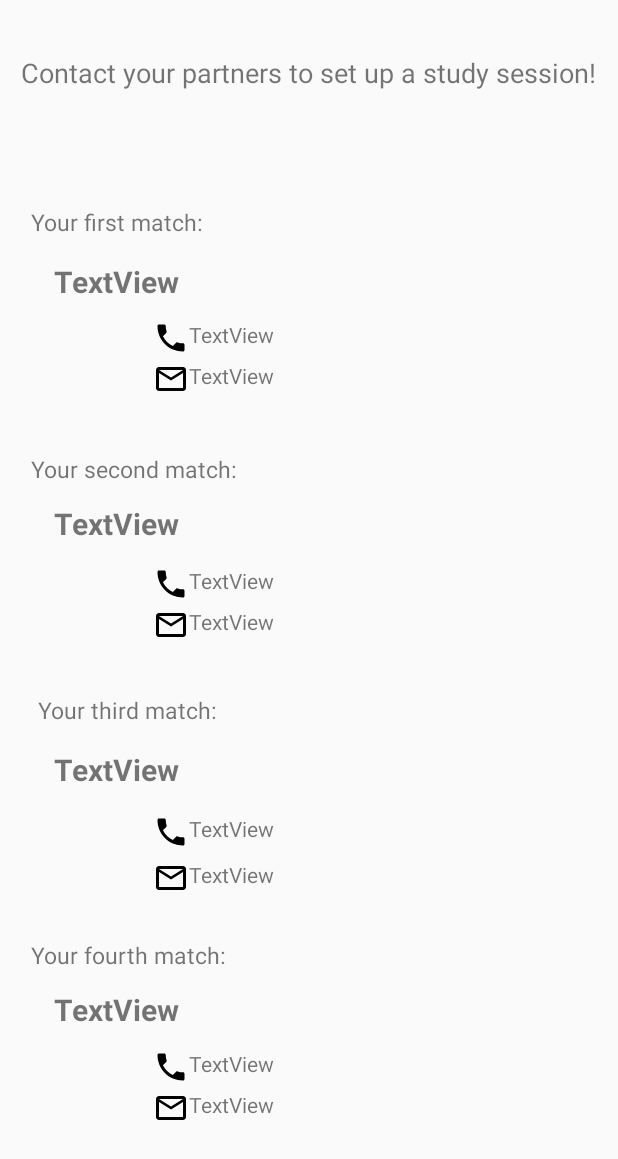
After one commit to SuspiciousMango/Qu, an Android app: the layout activity_matchedlist.xml on its own in the app's theme, with its tools: preview values and no code run, on a phone screen of 412 x 824 dp. The commit adds this screen. Shown: the top 1159 px of the screen. Run offline under Robolectric (Android 15) with nearby library versions, the phone set to English and light mode, and no system bars.

Commit message:
Matched page created

```diff
--- /dev/null
+++ b/app/src/main/res/drawable/ic_mail_outline_black_24dp.xml
@@ -0,0 +1,9 @@
+<vector xmlns:android="http://schemas.android.com/apk/res/android"
+        android:width="24dp"
+        android:height="24dp"
+        android:viewportWidth="24.0"
+        android:viewportHeight="24.0">
+    <path
+        android:fillColor="#FF000000"
+        android:pathData="M20,4L4,4c-1.1,0 -1.99,0.9 -1.99,2L2,18c0,1.1 0.9,2 2,2h16c1.1,0 2,-0.9 2,-2L22,6c0,-1.1 -0.9,-2 -2,-2zM20,18L4,18L4,8l8,5 8,-5v10zM12,11L4,6h16l-8,5z"/>
+</vector>
--- /dev/null
+++ b/app/src/main/res/drawable/ic_phone_black_24dp.xml
@@ -0,0 +1,9 @@
+<vector xmlns:android="http://schemas.android.com/apk/res/android"
+        android:width="24dp"
+        android:height="24dp"
+        android:viewportWidth="24.0"
+        android:viewportHeight="24.0">
+    <path
+        android:fillColor="#FF000000"
+        android:pathData="M6.62,10.79c1.44,2.83 3.76,5.14 6.59,6.59l2.2,-2.2c0.27,-0.27 0.67,-0.36 1.02,-0.24 1.12,0.37 2.33,0.57 3.57,0.57 0.55,0 1,0.45 1,1V20c0,0.55 -0.45,1 -1,1 -9.39,0 -17,-7.61 -17,-17 0,-0.55 0.45,-1 1,-1h3.5c0.55,0 1,0.45 1,1 0,1.25 0.2,2.45 0.57,3.57 0.11,0.35 0.03,0.74 -0.25,1.02l-2.2,2.2z"/>
+</vector>
--- /dev/null
+++ b/app/src/main/res/layout/activity_matchedlist.xml
@@ -0,0 +1,233 @@
+<?xml version="1.0" encoding="utf-8"?>
+<androidx.constraintlayout.widget.ConstraintLayout
+    xmlns:android="http://schemas.android.com/apk/res/android"
+    xmlns:app="http://schemas.android.com/apk/res-auto"
+    xmlns:tools="http://schemas.android.com/tools"
+    android:layout_width="match_parent"
+    android:layout_height="match_parent">
+
+    <TextView
+        android:id="@+id/matched_intro"
+        android:layout_width="384dp"
+        android:layout_height="46dp"
+        android:text="@string/matched_page_intro"
+        android:textSize="18dp"
+        app:layout_constraintBottom_toBottomOf="parent"
+        app:layout_constraintEnd_toEndOf="parent"
+        app:layout_constraintStart_toStartOf="parent"
+        app:layout_constraintTop_toTopOf="parent"
+        app:layout_constraintVertical_bias="0.046" />
+
+
+    <TextView
+        android:id="@+id/textView21"
+        android:layout_width="wrap_content"
+        android:layout_height="wrap_content"
+        android:text="@string/match_first"
+        android:textSize="15dp"
+        app:layout_constraintBottom_toBottomOf="parent"
+        app:layout_constraintEnd_toEndOf="parent"
+        app:layout_constraintHorizontal_bias="0.07"
+        app:layout_constraintStart_toStartOf="parent"
+        app:layout_constraintTop_toTopOf="parent"
+        app:layout_constraintVertical_bias="0.171" />
+
+    <TextView
+        android:id="@+id/textView22"
+        android:layout_width="wrap_content"
+        android:layout_height="wrap_content"
+        android:text="@string/match_second"
+        android:textSize="15dp"
+        app:layout_constraintBottom_toBottomOf="parent"
+        app:layout_constraintEnd_toEndOf="parent"
+        app:layout_constraintHorizontal_bias="0.075"
+        app:layout_constraintStart_toStartOf="parent"
+        app:layout_constraintTop_toTopOf="parent"
+        app:layout_constraintVertical_bias="0.376" />
+
+    <TextView
+        android:id="@+id/textView23"
+        android:layout_width="wrap_content"
+        android:layout_height="wrap_content"
+        android:text="@string/match_third"
+        android:textSize="15dp"
+        app:layout_constraintBottom_toBottomOf="parent"
+        app:layout_constraintEnd_toEndOf="parent"
+        app:layout_constraintHorizontal_bias="0.087"
+        app:layout_constraintStart_toStartOf="parent"
+        app:layout_constraintTop_toTopOf="parent"
+        app:layout_constraintVertical_bias="0.576" />
+
+    <TextView
+        android:id="@+id/first_matched_name"
+        android:layout_width="wrap_content"
+        android:layout_height="wrap_content"
+        android:text="TextView"
+        android:textSize="20dp"
+        android:textStyle="bold"
+        app:layout_constraintBottom_toBottomOf="parent"
+        app:layout_constraintEnd_toEndOf="parent"
+        app:layout_constraintHorizontal_bias="0.11"
+        app:layout_constraintStart_toStartOf="parent"
+        app:layout_constraintTop_toTopOf="parent"
+        app:layout_constraintVertical_bias="0.218" />
+
+    <TextView
+        android:id="@+id/second_matched_name"
+        android:layout_width="wrap_content"
+        android:layout_height="wrap_content"
+        android:text="TextView"
+        android:textSize="20dp"
+        android:textStyle="bold"
+        app:layout_constraintBottom_toBottomOf="parent"
+        app:layout_constraintEnd_toEndOf="parent"
+        app:layout_constraintHorizontal_bias="0.11"
+        app:layout_constraintStart_toStartOf="parent"
+        app:layout_constraintTop_toTopOf="parent"
+        app:layout_constraintVertical_bias="0.421" />
+
+    <TextView
+        android:id="@+id/third_matched_name"
+        android:layout_width="wrap_content"
+        android:layout_height="wrap_content"
+        android:text="TextView"
+        android:textSize="20dp"
+        android:textStyle="bold"
+        app:layout_constraintBottom_toBottomOf="parent"
+        app:layout_constraintEnd_toEndOf="parent"
+        app:layout_constraintHorizontal_bias="0.11"
+        app:layout_constraintStart_toStartOf="parent"
+        app:layout_constraintTop_toTopOf="parent"
+        app:layout_constraintVertical_bias="0.627" />
+
+    <TextView
+        android:id="@+id/fourth_matched_name"
+        android:layout_width="wrap_content"
+        android:layout_height="wrap_content"
+        android:text="TextView"
+        android:textSize="20dp"
+        android:textStyle="bold"
+        app:layout_constraintBottom_toBottomOf="parent"
+        app:layout_constraintEnd_toEndOf="parent"
+        app:layout_constraintHorizontal_bias="0.11"
+        app:layout_constraintStart_toStartOf="parent"
+        app:layout_constraintTop_toTopOf="parent"
+        app:layout_constraintVertical_bias="0.828" />
+
+    <TextView
+        android:id="@+id/textView24"
+        android:layout_width="wrap_content"
+        android:layout_height="wrap_content"
+        android:text="@string/match_fourth"
+        android:textSize="15dp"
+        app:layout_constraintBottom_toBottomOf="parent"
+        app:layout_constraintEnd_toEndOf="parent"
+        app:layout_constraintHorizontal_bias="0.073"
+        app:layout_constraintStart_toStartOf="parent"
+        app:layout_constraintTop_toTopOf="parent"
+        app:layout_constraintVertical_bias="0.78" />
+
+    <TextView
+        android:id="@+id/matched_first_phone"
+        android:layout_width="wrap_content"
+        android:layout_height="wrap_content"
+        android:drawableLeft="@drawable/ic_phone_black_24dp"
+        android:text="TextView"
+        app:layout_constraintBottom_toBottomOf="parent"
+        app:layout_constraintEnd_toEndOf="parent"
+        app:layout_constraintHorizontal_bias="0.307"
+        app:layout_constraintStart_toStartOf="parent"
+        app:layout_constraintTop_toTopOf="parent"
+        app:layout_constraintVertical_bias="0.267" />
+
+    <TextView
+        android:id="@+id/matched_first_email"
+        android:layout_width="wrap_content"
+        android:layout_height="wrap_content"
+        android:drawableLeft="@drawable/ic_mail_outline_black_24dp"
+        android:text="TextView"
+        app:layout_constraintBottom_toBottomOf="parent"
+        app:layout_constraintEnd_toEndOf="parent"
+        app:layout_constraintHorizontal_bias="0.307"
+        app:layout_constraintStart_toStartOf="parent"
+        app:layout_constraintTop_toTopOf="parent"
+        app:layout_constraintVertical_bias="0.301" />
+
+    <TextView
+        android:id="@+id/matched_second_phone"
+        android:layout_width="wrap_content"
+        android:layout_height="wrap_content"
+        android:drawableLeft="@drawable/ic_phone_black_24dp"
+        android:text="TextView"
+        app:layout_constraintBottom_toBottomOf="parent"
+        app:layout_constraintEnd_toEndOf="parent"
+        app:layout_constraintHorizontal_bias="0.307"
+        app:layout_constraintStart_toStartOf="parent"
+        app:layout_constraintTop_toTopOf="parent"
+        app:layout_constraintVertical_bias="0.472" />
+
+    <TextView
+        android:id="@+id/matched_second_email"
+        android:layout_width="wrap_content"
+        android:layout_height="wrap_content"
+        android:drawableLeft="@drawable/ic_mail_outline_black_24dp"
+        android:text="TextView"
+        app:layout_constraintBottom_toBottomOf="parent"
+        app:layout_constraintEnd_toEndOf="parent"
+        app:layout_constraintHorizontal_bias="0.307"
+        app:layout_constraintStart_toStartOf="parent"
+        app:layout_constraintTop_toTopOf="parent"
+        app:layout_constraintVertical_bias="0.506" />
+
+    <TextView
+        android:id="@+id/matched_third_phone"
+        android:layout_width="wrap_content"
+        android:layout_height="wrap_content"
+        android:drawableLeft="@drawable/ic_phone_black_24dp"
+        android:text="TextView"
+        app:layout_constraintBottom_toBottomOf="parent"
+        app:layout_constraintEnd_toEndOf="parent"
+        app:layout_constraintHorizontal_bias="0.307"
+        app:layout_constraintStart_toStartOf="parent"
+        app:layout_constraintTop_toTopOf="parent"
+        app:layout_constraintVertical_bias="0.678" />
+
+    <TextView
+        android:id="@+id/matched_third_email"
+        android:layout_width="wrap_content"
+        android:layout_height="wrap_content"
+        android:drawableLeft="@drawable/ic_mail_outline_black_24dp"
+        android:text="TextView"
+        app:layout_constraintBottom_toBottomOf="parent"
+        app:layout_constraintEnd_toEndOf="parent"
+        app:layout_constraintHorizontal_bias="0.307"
+        app:layout_constraintStart_toStartOf="parent"
+        app:layout_constraintTop_toTopOf="parent"
+        app:layout_constraintVertical_bias="0.717" />
+
+    <TextView
+        android:id="@+id/matched_fourth_phone"
+        android:layout_width="wrap_content"
+        android:layout_height="wrap_content"
+        android:drawableLeft="@drawable/ic_phone_black_24dp"
+        android:text="TextView"
+        app:layout_constraintBottom_toBottomOf="parent"
+        app:layout_constraintEnd_toEndOf="parent"
+        app:layout_constraintHorizontal_bias="0.307"
+        app:layout_constraintStart_toStartOf="parent"
+        app:layout_constraintTop_toTopOf="parent"
+        app:layout_constraintVertical_bias="0.874" />
+
+    <TextView
+        android:id="@+id/matched_fourth_email"
+        android:layout_width="wrap_content"
+        android:layout_height="wrap_content"
+        android:drawableLeft="@drawable/ic_mail_outline_black_24dp"
+        android:text="TextView"
+        app:layout_constraintBottom_toBottomOf="parent"
+        app:layout_constraintEnd_toEndOf="parent"
+        app:layout_constraintHorizontal_bias="0.307"
+        app:layout_constraintStart_toStartOf="parent"
+        app:layout_constraintTop_toTopOf="parent"
+        app:layout_constraintVertical_bias="0.908" />
+</androidx.constraintlayout.widget.ConstraintLayout>
--- a/app/src/main/res/values/strings.xml
+++ b/app/src/main/res/values/strings.xml
@@ -339,4 +339,13 @@
     <string name="text_identity">You are:</string>
 
 
+    <!--matched page-->
+    <string name="matched_page_intro">Contact your partners to set up a study session!</string>
+    <string name="match_first">Your first match:</string>
+    <string name="match_second">Your second match:</string>
+    <string name="match_third">Your third match:</string>
+    <string name="match_fourth">Your fourth match:</string>
+
+
+
 </resources>
```
